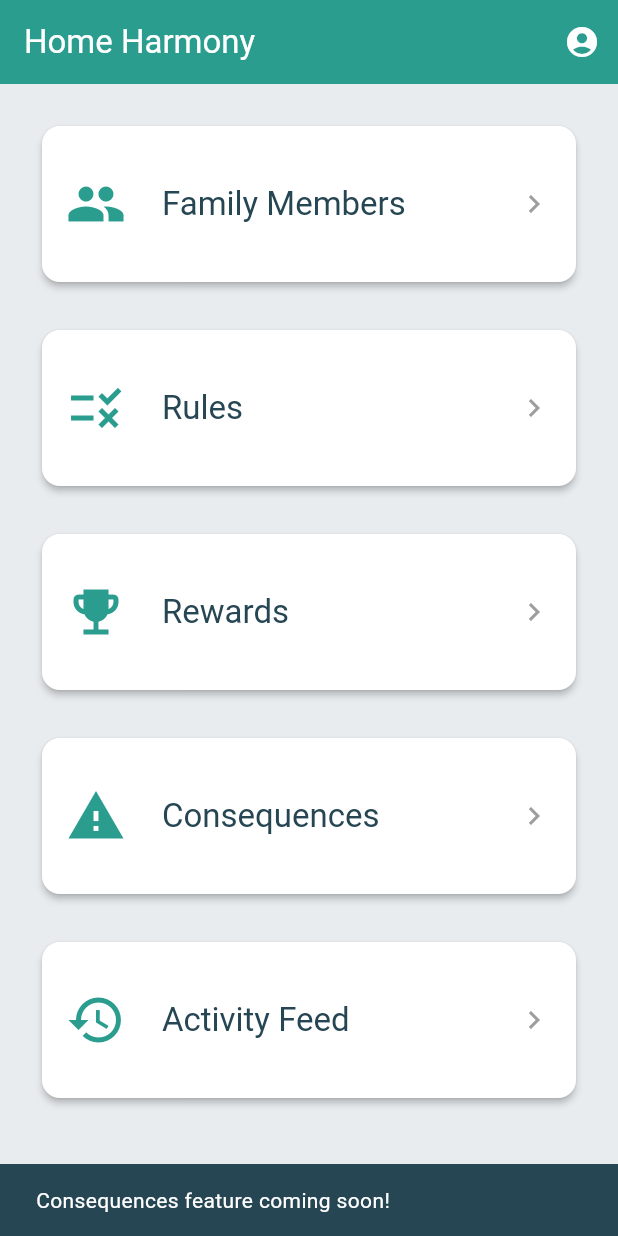
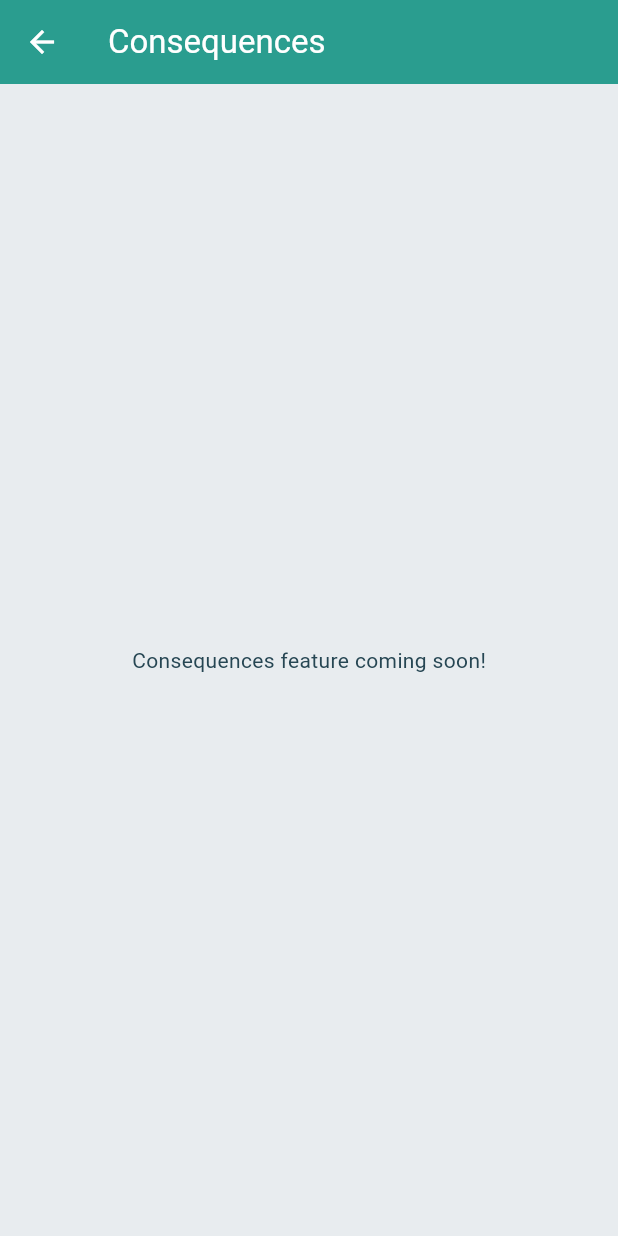
Before and after one commit to eng618/HomeHarmony, a Flutter app: the screen it shows once a user with an empty profile is signed in, after a tap on "Consequences", on a phone screen of 412 x 824 dp. Run offline on Flutter 3.47's test engine with Material 3 defaults, Android fonts, the light colour scheme and no system bars; our stand-ins replace cloud_firestore, firebase_auth, firebase_core, flutter_dotenv; accounts and stored records are empty; generated files the repository leaves out were written again.

Commit message:
feat: add Consequence and Reward models, and implement screens for Consequences, Rewards, and Screentime tracking

```diff
--- /dev/null
+++ b/lib/screens/home/consequences_screen.dart
@@ -0,0 +1,22 @@
+import 'package:firebase_auth/firebase_auth.dart';
+import 'package:flutter/material.dart';
+import 'package:cloud_firestore/cloud_firestore.dart';
+
+class ConsequencesScreen extends StatefulWidget {
+  final User user;
+  const ConsequencesScreen({super.key, required this.user});
+
+  @override
+  State<ConsequencesScreen> createState() => _ConsequencesScreenState();
+}
+
+class _ConsequencesScreenState extends State<ConsequencesScreen> {
+  // TODO: Implement CRUD and assignment UI (similar to RulesScreen)
+  @override
+  Widget build(BuildContext context) {
+    return Scaffold(
+      appBar: AppBar(title: const Text('Consequences')),
+      body: const Center(child: Text('Consequences feature coming soon!')),
+    );
+  }
+}
--- a/lib/screens/home/home_screen.dart
+++ b/lib/screens/home/home_screen.dart
@@ -2,6 +2,9 @@ import 'package:firebase_auth/firebase_auth.dart';
 import 'package:flutter/material.dart';
 import 'family_members_screen.dart';
 import 'rules_screen.dart';
+import 'consequences_screen.dart';
+import 'rewards_screen.dart';
+import 'screentime_screen.dart';
 
 class HomeScreen extends StatelessWidget {
   final VoidCallback? onOpenProfile;
@@ -48,8 +51,8 @@ class HomeScreen extends StatelessWidget {
           const SizedBox(height: 24),
           GestureDetector(
             onTap: () {
-              ScaffoldMessenger.of(context).showSnackBar(
-                const SnackBar(content: Text('Rewards feature coming soon!')),
+              Navigator.of(context).push(
+                MaterialPageRoute(builder: (_) => RewardsScreen(user: user)),
               );
             },
             child: _SectionStub(title: 'Rewards', icon: Icons.emoji_events),
@@ -57,13 +60,25 @@ class HomeScreen extends StatelessWidget {
           const SizedBox(height: 24),
           GestureDetector(
             onTap: () {
-              ScaffoldMessenger.of(context).showSnackBar(
-                const SnackBar(
-                  content: Text('Consequences feature coming soon!'),
+              Navigator.of(context).push(
+                MaterialPageRoute(
+                  builder: (_) => ConsequencesScreen(user: user),
                 ),
               );
             },
             child: _SectionStub(title: 'Consequences', icon: Icons.warning),
+          ),
+          const SizedBox(height: 24),
+          GestureDetector(
+            onTap: () {
+              Navigator.of(context).push(
+                MaterialPageRoute(builder: (_) => ScreentimeScreen(user: user)),
+              );
+            },
+            child: _SectionStub(
+              title: 'Screentime Tracking',
+              icon: Icons.timer,
+            ),
           ),
           const SizedBox(height: 24),
           GestureDetector(
```
Also changed, not shown: lib/models/consequence_model.dart (added, +34 -0 lines), lib/models/reward_model.dart (added, +34 -0 lines), lib/screens/home/rewards_screen.dart (added, +22 -0 lines), lib/screens/home/screentime_screen.dart (added, +24 -0 lines).
